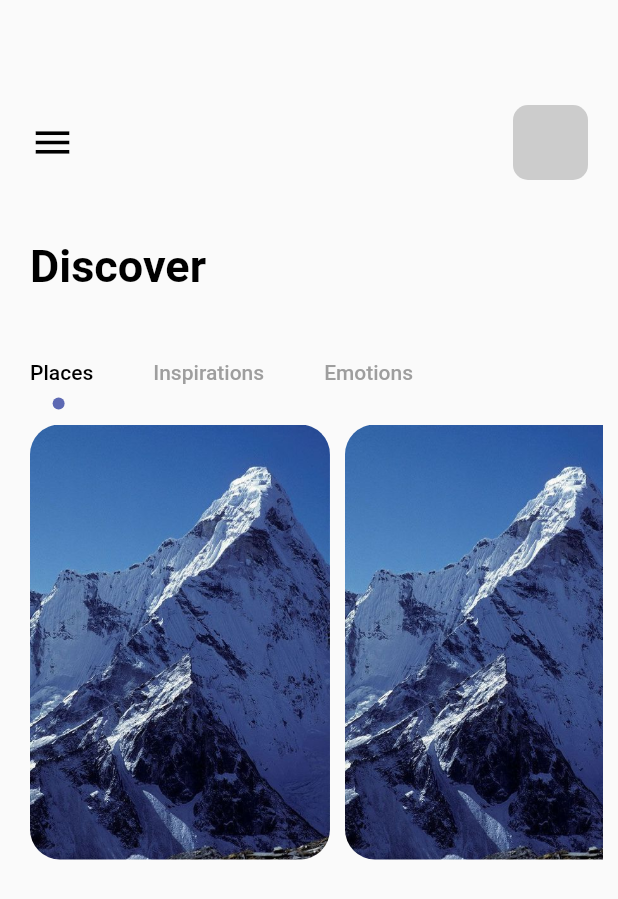
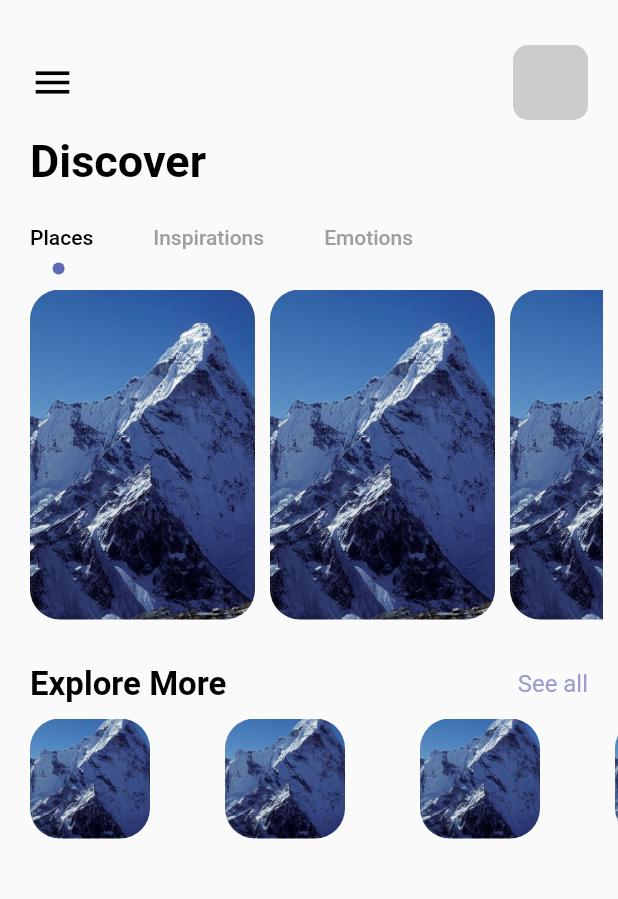
Before and after one commit to dossmedaziz/learn_flutter_design, a Flutter app: the HomePage screen opened directly, on a phone screen of 412 x 824 dp. Shown: the top 899 px of the screen. Run offline on Flutter 3.47's test engine with Material 2 defaults, Android fonts, the phone set to English and light mode, and no system bars.

Commit message:
make more progress in Home screen

```diff
--- a/lib/main.dart
+++ b/lib/main.dart
@@ -19,7 +19,7 @@ class MyApp extends StatelessWidget {
         theme: ThemeData(
           primarySwatch: Colors.blue,
         ),
-        home:const HomePage()
+        home:const MainPage()
     );
   }
 }
--- a/lib/pages/home_page.dart
+++ b/lib/pages/home_page.dart
@@ -2,6 +2,7 @@ import 'package:flutter/cupertino.dart';
 import 'package:flutter/material.dart';
 import 'package:tuto_app/misc/colors.dart';
 import 'package:tuto_app/widgets/app_large_text.dart';
+import 'package:tuto_app/widgets/app_text.dart';
 
 class HomePage extends StatefulWidget {
   const HomePage({Key? key}) : super(key: key);
@@ -19,7 +20,7 @@ class _HomePageState extends State<HomePage> with TickerProviderStateMixin {
         crossAxisAlignment: CrossAxisAlignment.start,
         children: [
           Container(
-            padding: const EdgeInsets.only(top: 70, left: 20),
+            padding: const EdgeInsets.only(top: 30, left: 20),
             child: Row(
               children: [
                 Icon(Icons.menu, size: 30, color: Colors.black),
@@ -35,12 +36,12 @@ class _HomePageState extends State<HomePage> with TickerProviderStateMixin {
               ],
             ),
           ),
-          SizedBox(height: 40),
+          SizedBox(height: 10),
           Container(
             margin: const EdgeInsets.only(left: 20),
             child: AppLargeText(text: "Discover"),
           ),
-          SizedBox(height: 30),
+          SizedBox(height: 10),
           Container(
             child: Align(
               alignment: Alignment.centerLeft,
@@ -62,8 +63,8 @@ class _HomePageState extends State<HomePage> with TickerProviderStateMixin {
             ),
           ),
           Container(
-            padding: const EdgeInsets.only(top : 10 , left:10, right: 10),
-              height: 300,
+              padding: const EdgeInsets.only(top: 10, left: 10, right: 10),
+              height: 230,
               width: double.maxFinite,
               child: TabBarView(
                 controller: _tabController,
@@ -73,9 +74,9 @@ class _HomePageState extends State<HomePage> with TickerProviderStateMixin {
                     itemCount: 3,
                     itemBuilder: (BuildContext context, int index) {
                       return Container(
-                        margin: const EdgeInsets.only(left : 10),
-                        width: 200,
-                        height: 300,
+                        margin: const EdgeInsets.only(left: 10),
+                        width: 150,
+                        height: 200,
                         decoration: BoxDecoration(
                             borderRadius: BorderRadius.circular(20),
                             color: Colors.white,
@@ -88,7 +89,49 @@ class _HomePageState extends State<HomePage> with TickerProviderStateMixin {
                   Text("There"),
                   Text("Bye"),
                 ],
-              ))
+              )),
+          SizedBox(height: 30),
+          Container(
+            margin: const EdgeInsets.only(left: 20, right: 20),
+            child: Row(
+              mainAxisAlignment: MainAxisAlignment.spaceBetween,
+              children: [
+                AppLargeText(text: "Explore More", size: 22),
+                AppText(
+                  text: "See all",
+                  color: AppColors.textColor1,
+                )
+              ],
+            ),
+          ),
+          SizedBox(
+            height: 10,
+          ),
+          Container(
+            height: 120,
+            width: double.maxFinite,
+            margin: const EdgeInsets.only(left: 20),
+            child: ListView.builder(
+                itemCount: 4,
+                scrollDirection: Axis.horizontal,
+                itemBuilder: (_, index) {
+                  return Column(
+                    children: [
+                      Container(
+                        margin: const EdgeInsets.only(right: 50),
+                        width: 80,
+                        height: 80,
+                        decoration: BoxDecoration(
+                            borderRadius: BorderRadius.circular(20),
+                            color: Colors.white,
+                            image: DecorationImage(
+                                image: AssetImage("img/mountain.jpeg"),
+                                fit: BoxFit.cover)),
+                      )
+                    ],
+                  );
+                }),
+          )
         ],
       ),
     );
```
